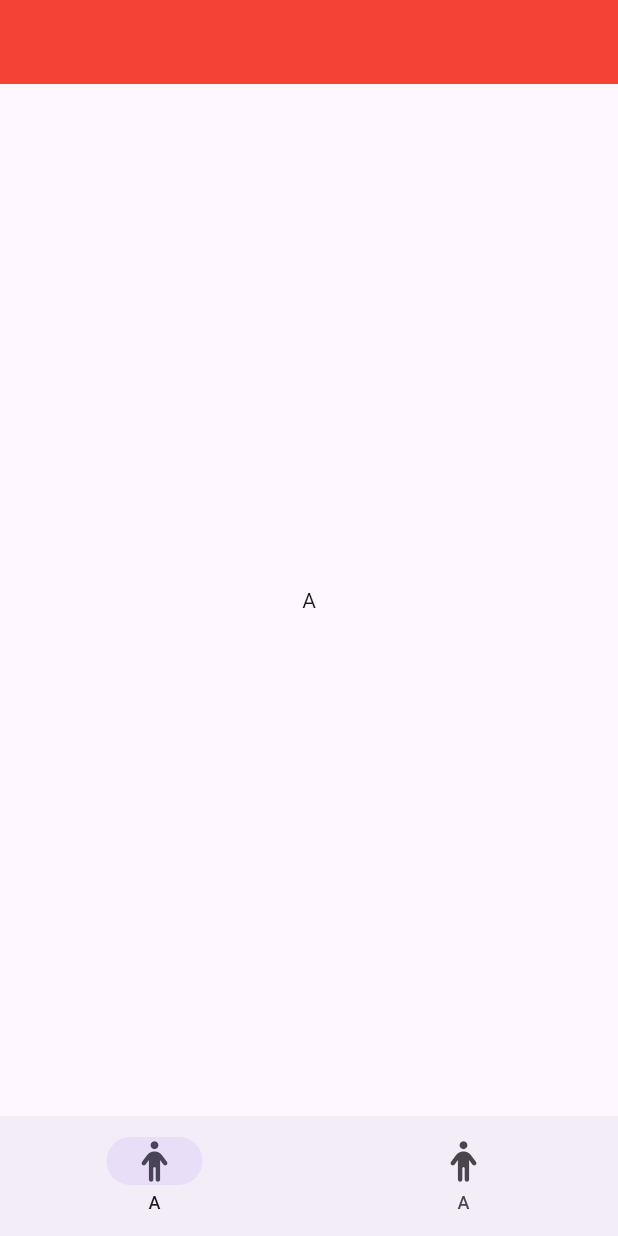
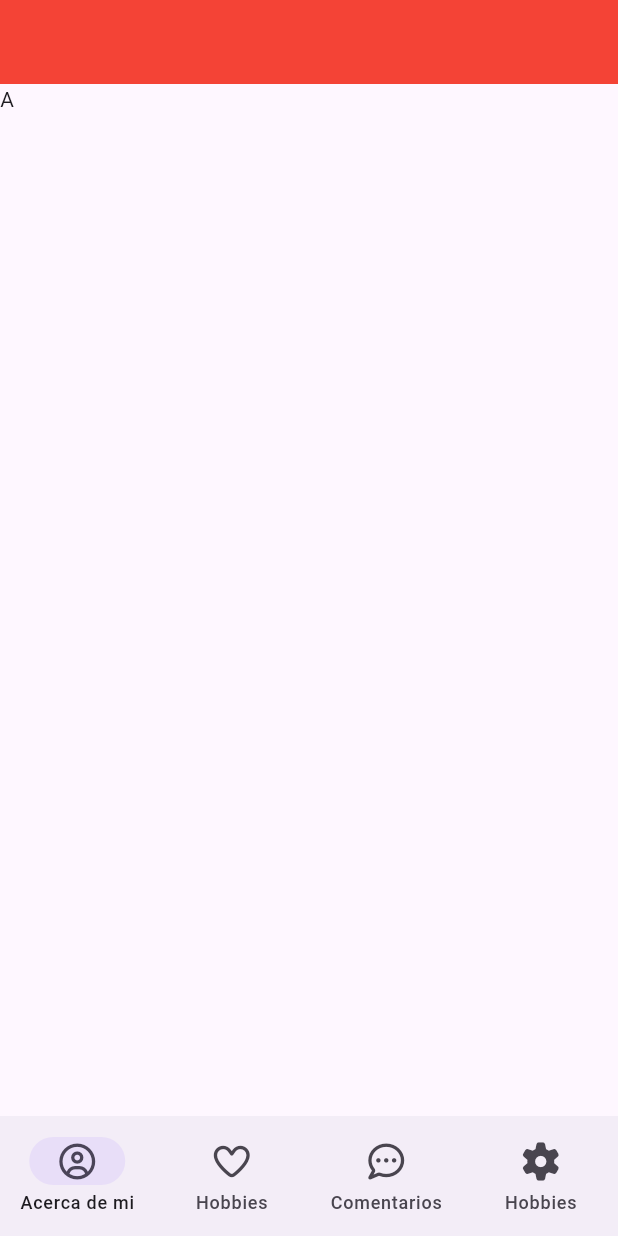
Before and after one commit to Acthel12/portafolio_gabriel, a Flutter app: the screen it shows after launch, on a phone screen of 412 x 824 dp. Run offline on Flutter 3.47's test engine with Material 3 defaults, Android fonts, the phone set to English and light mode, and no system bars; our stand-ins replace font_awesome_flutter.

Commit message:
feat(home): actualizar navegación con etiquetas multilingües

```diff
--- a/lib/languages/languages.dart
+++ b/lib/languages/languages.dart
@@ -1,3 +1,10 @@
 class Languages {
   static int selectedLanguageIndex = 0;
+
+  static String about() {
+    return ['Acerca de mi', 'About me'][selectedLanguageIndex];
+  }
+  static String comments() {
+    return ['Comentarios', 'Comments'][selectedLanguageIndex];
+  }
 }
--- a/lib/screens/home_screen.dart
+++ b/lib/screens/home_screen.dart
@@ -1,8 +1,8 @@
 import 'package:flutter/material.dart';
 import 'package:font_awesome_flutter/font_awesome_flutter.dart';
+import 'package:portafolio_gabriel/languages/languages.dart';
 
 class HomeScreen extends StatefulWidget {
-
   const HomeScreen({super.key});
 
   @override
@@ -14,19 +14,39 @@ class _HomeScreenState extends State<HomeScreen> {
 
   @override
   Widget build(BuildContext context) {
-    return  Scaffold(
-      appBar: AppBar(
-        backgroundColor: Colors.red,
-      ),
-      body: Center(
-         child: Text('A'),
+    return Scaffold(
+      appBar: AppBar(backgroundColor: Colors.red),
+      body: Stack(
+        children: [
+          PageView(
+            children: [
+              Text('A'),
+              Text('B ')
+            ],
+          )
+        ],
       ),
       bottomNavigationBar: NavigationBar(
         selectedIndex: currentPageIndex,
-        onDestinationSelected: (int index) => setState(() => currentPageIndex = index),
+        onDestinationSelected: (int index) =>
+            setState(() => currentPageIndex = index),
         destinations: [
-          NavigationDestination(icon: FaIcon(FontAwesomeIcons.person), label:  'A'),
-          NavigationDestination(icon: FaIcon(FontAwesomeIcons.person), label:  'A'),
+          NavigationDestination(
+            icon: FaIcon(FontAwesomeIcons.circleUser),
+            label: Languages.about(),
+          ),
+          NavigationDestination(
+            icon: FaIcon(FontAwesomeIcons.heart),
+            label: 'Hobbies',
+          ),
+          NavigationDestination(
+            icon: FaIcon(FontAwesomeIcons.commentDots),
+            label: Languages.comments(),
+          ),
+          NavigationDestination(
+            icon: FaIcon(FontAwesomeIcons.gear),
+            label: 'Hobbies',
+          ),
         ],
       ),
     );
```
